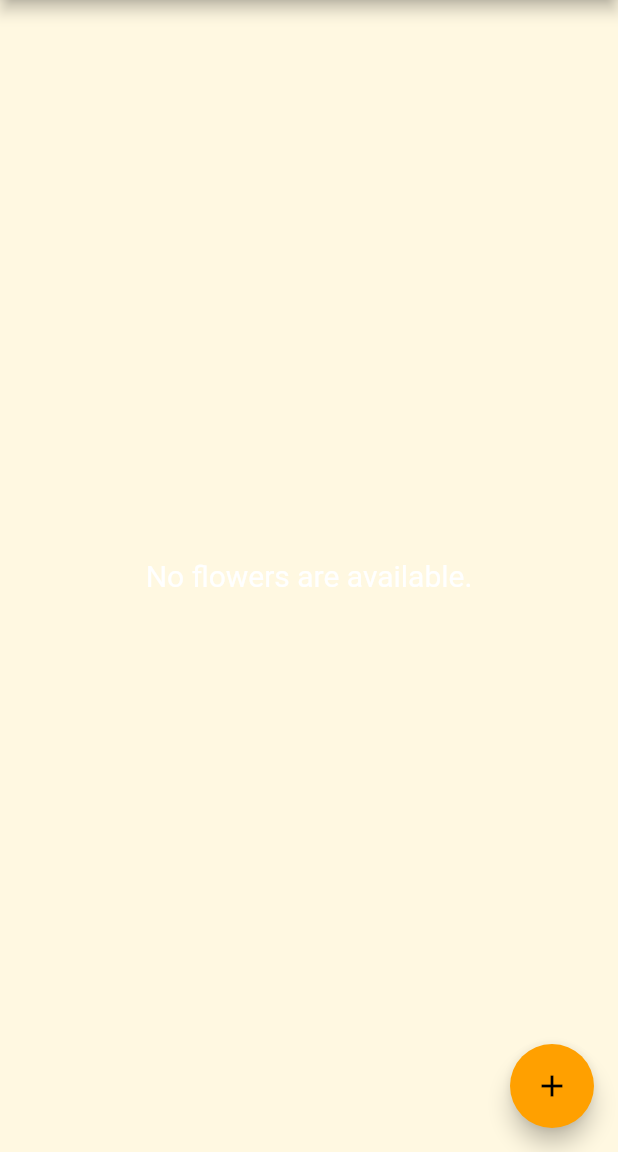
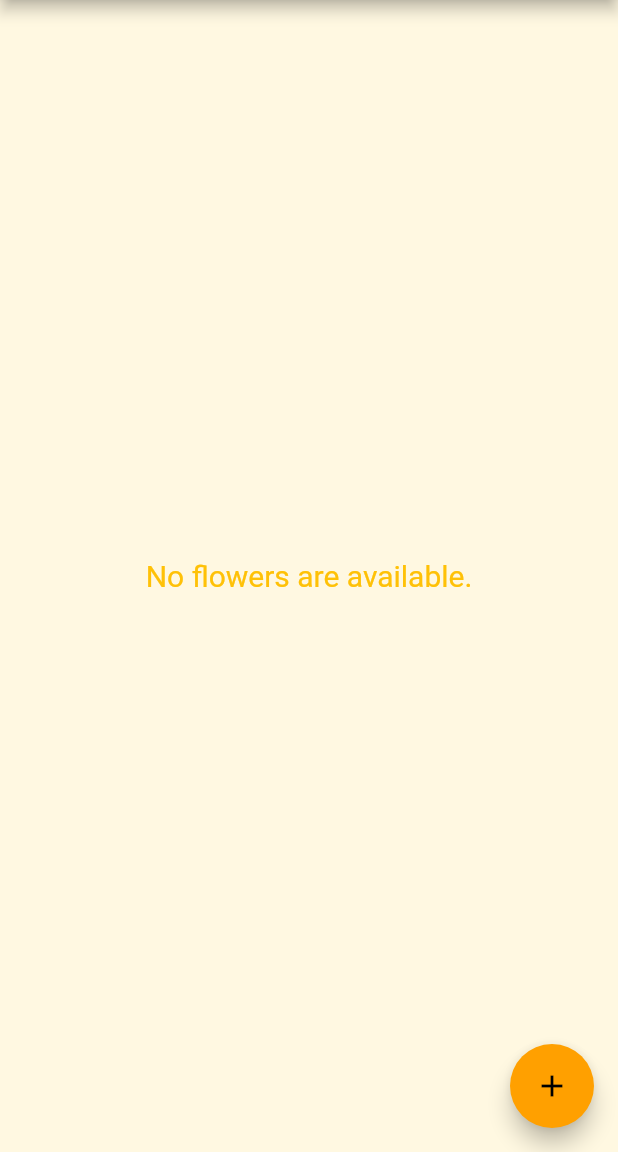
Before and after one commit to arojayathilaka/My-Flowers-App, a Flutter app: the screen it shows after launch, on a phone screen of 412 x 824 dp, the part 84-1236 px from its top. Run offline on Flutter 3.47's test engine with Material 2 defaults, Android fonts, the light colour scheme and no system bars; our stand-ins replace cloud_firestore, firebase_core, firebase_storage, fluttertoast, image_picker, permission_handler; missing offline and left inert: loading_animations; accounts and stored records are empty; Roboto replaces fonts that are missing (Georgia).

```diff
--- a/my_flowers/lib/main.dart
+++ b/my_flowers/lib/main.dart
@@ -4,9 +4,7 @@ import 'package:firebase_core/firebase_core.dart';
 import 'package:loading_animations/loading_animations.dart';
 import 'flowerDetails.dart';
 import 'package:my_flowers/camera.dart';
-// void main() => runApp(MaterialApp(
-//       home: MyFlowers(),
-//     ));
+
 
 void main() async {
   WidgetsFlutterBinding.ensureInitialized();
@@ -71,9 +69,9 @@ class _MyFlowers extends State<MyFlowers> with TickerProviderStateMixin {
               return Center(
                   child: Text(
                 "No flowers are available.",
-                style: TextStyle(fontSize: 20.0),
+                style: TextStyle(fontSize: 20.0, color: Colors.amber),
               ));
-            } else {
+             } else {
               return ListView.builder(
                 itemCount: (snapshot.data as QuerySnapshot).docs.length,
                 itemBuilder: (context, index) {
@@ -127,8 +125,8 @@ class _MyFlowers extends State<MyFlowers> with TickerProviderStateMixin {
                     ),
                   );
                 },
-              );
-            }
+             );
+           }
           },
         ),
         floatingActionButton: FloatingActionButton(
```
Also changed, not shown: my_flowers/splash.png (deleted).
